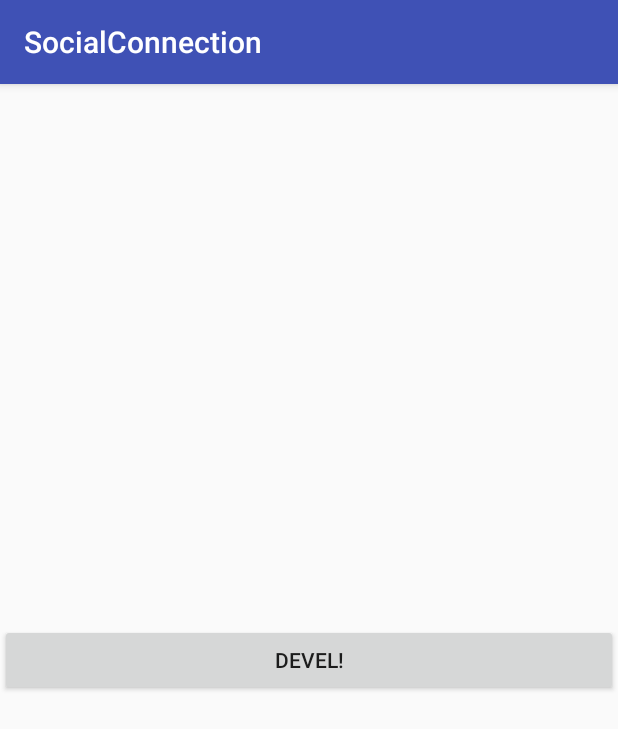
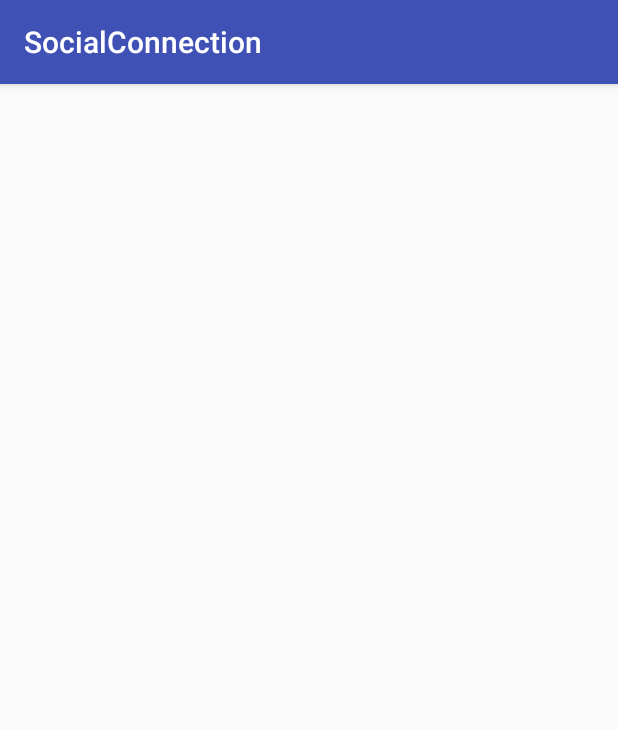
Before and after one commit to JonsQu/SocialConnection, an Android app: the screen it shows after launch (MainActivity), on a phone screen of 412 x 824 dp. Shown: the top 729 px of the screen. Run offline under Robolectric (Android 15) with nearby library versions, the phone set to English and light mode, and no system bars.

Commit message:
Modify activity_main: LinearLayout, removed unnecessary TextView

```diff
--- a/app/src/main/res/layout/activity_main.xml
+++ b/app/src/main/res/layout/activity_main.xml
@@ -1,18 +1,10 @@
 <?xml version="1.0" encoding="utf-8"?>
-<android.support.constraint.ConstraintLayout xmlns:android="http://schemas.android.com/apk/res/android"
+<LinearLayout xmlns:android="http://schemas.android.com/apk/res/android"
     xmlns:app="http://schemas.android.com/apk/res-auto"
     xmlns:tools="http://schemas.android.com/tools"
     android:layout_width="match_parent"
     android:layout_height="match_parent"
     tools:context=".MainActivity">
 
-    <Button
-        android:layout_width="match_parent"
-        android:layout_height="wrap_content"
-        android:text="Devel!"
-        app:layout_constraintBottom_toBottomOf="parent"
-        app:layout_constraintLeft_toLeftOf="parent"
-        app:layout_constraintRight_toRightOf="parent"
-        app:layout_constraintTop_toTopOf="parent" />
 
-</android.support.constraint.ConstraintLayout>
+</LinearLayout>
```
